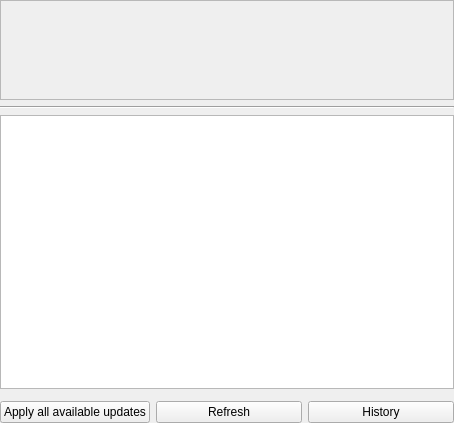
This is Updater/KpkUpdate.ui in KDE/apper as Qt 5 draws it before an edit. The edited form follows.
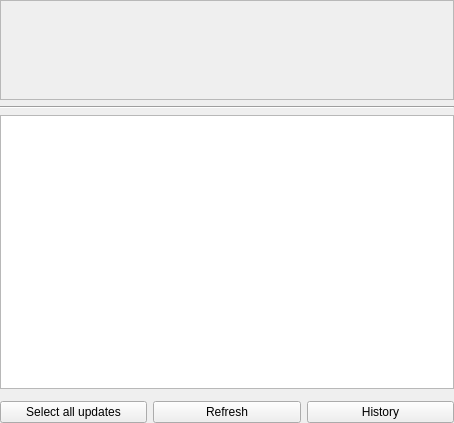
This is the edited form. Custom widgets are drawn as their Qt base class.

```diff
--- a/Updater/KpkUpdate.ui
+++ b/Updater/KpkUpdate.ui
@@ -65,9 +65,9 @@
    <item row="4" column="0" >
     <layout class="QHBoxLayout" name="horizontalLayout_2" >
      <item>
-      <widget class="KPushButton" name="updatePB" >
-       <property name="text" >
-        <string>Apply all available updates</string>
+      <widget class="KPushButton" name="selectAllPB">
+       <property name="text">
+        <string>Select all updates</string>
        </property>
       </widget>
      </item>
```
Left out of the diff: 85 changed lines with no effect on the pictures.
